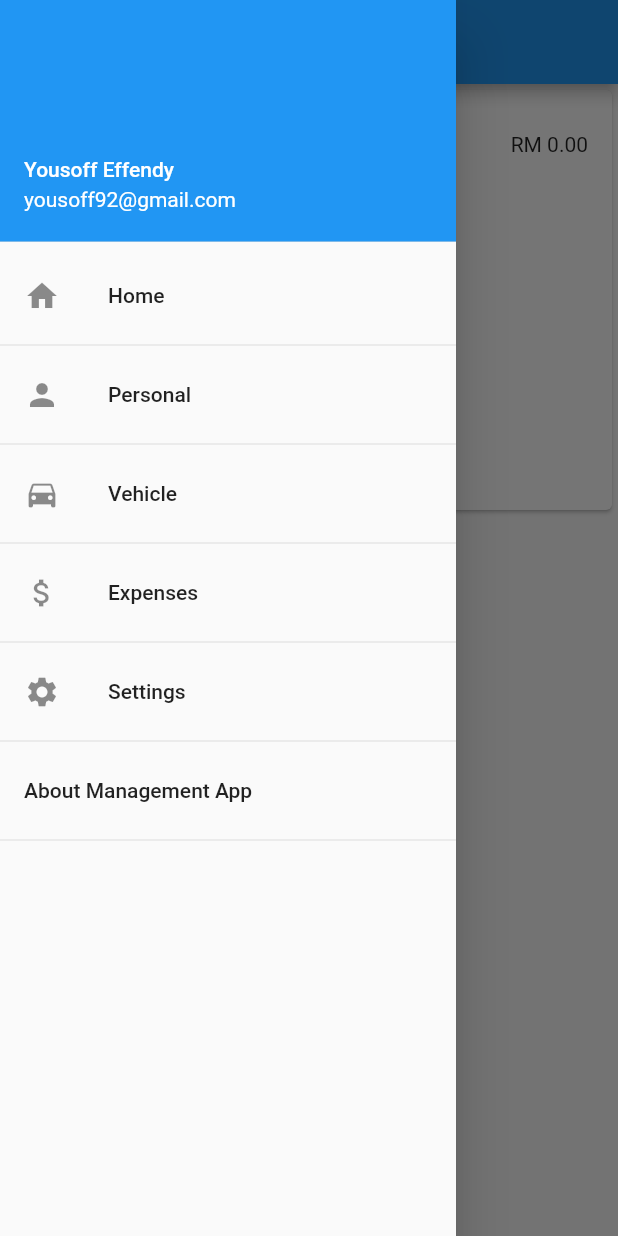
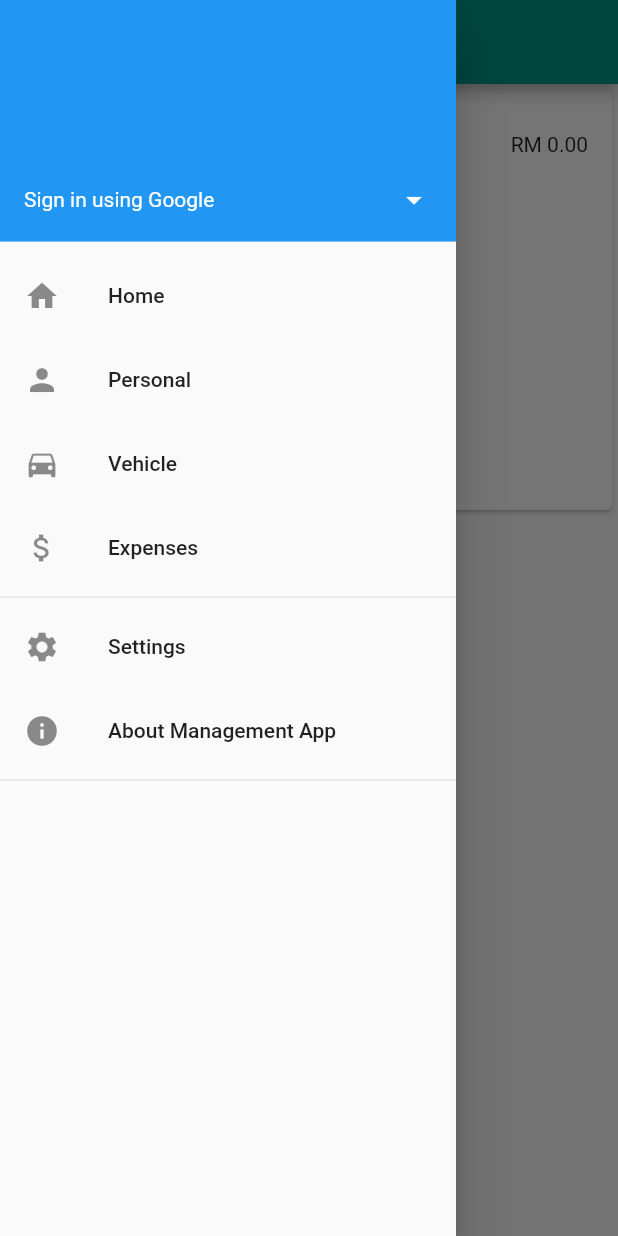
Before and after one commit to yousoff92/flutter-firebase-crud-app, a Flutter app: the screen it shows after launch, with the side drawer open, on a phone screen of 412 x 824 dp. Run offline on Flutter 3.47's test engine with Material 2 defaults, Android fonts, the phone set to English and light mode, and no system bars; our stand-ins replace charts_flutter, connectivity, firebase_auth, firebase_database, google_sign_in, shared_preferences; accounts and stored records are empty.

Commit message:
Edit theme. Add authentication

```diff
--- a/lib/drawer.dart
+++ b/lib/drawer.dart
@@ -1,81 +1,117 @@
 import 'package:flutter/material.dart';
+import 'package:firebase_auth/firebase_auth.dart';
 
 import 'screens/home.dart';
-import 'screens/item.dart';
 import 'screens/vehicle.dart';
 import 'screens/expenses.dart';
 import 'screens/personal.dart';
 import 'screens/settings.dart';
+import 'services/authentication.dart';
 
-class DrawerNavigation extends StatelessWidget {
+class DrawerNavigation extends StatefulWidget {
+  @override
+  State<StatefulWidget> createState() {
+    return new DrawerNavigationState();
+  }
+}
 
-  UserAccountsDrawerHeader _header() {
-    UserAccountsDrawerHeader drawerHeader = new UserAccountsDrawerHeader(
-      accountEmail: new Text("yousoff92@gmail.com"),
-      accountName: new Text("Yousoff Effendy"),
-      currentAccountPicture: null,);
-    return drawerHeader;
+class DrawerNavigationState extends State<DrawerNavigation> {
+
+  final Authentication auth = new Authentication();
+
+  Widget _header() {
+
+    Container container = new Container(
+      child: FutureBuilder<FirebaseUser>(
+        future: auth.getCurrentUser(),
+        builder: (BuildContext context, AsyncSnapshot<FirebaseUser> snapshot) {
+          if (snapshot.connectionState == ConnectionState.done) {
+            FirebaseUser user = snapshot.data;
+            if(user == null) {
+              return new UserAccountsDrawerHeader(
+                accountEmail: new Text("Sign in using Google"),
+                accountName: new Text(""),
+                onDetailsPressed: () {
+                  auth.signInGoogle().whenComplete(() {
+                    setState(() {});
+                  });
+                } ,
+              );
+            }
+
+            return new UserAccountsDrawerHeader(
+                accountEmail: new Text(user.email),
+                accountName: new Text(user.displayName),
+                onDetailsPressed: () {
+                  auth.signOutGoogle().whenComplete(() {
+                    setState(() {});
+                  });
+                },
+                decoration: BoxDecoration(
+                  image: DecorationImage(
+                    image: AssetImage('assets/teal-material-design.png'),
+                    fit: BoxFit.cover,
+
+                  ),
+                ),
+                currentAccountPicture: new CircleAvatar(
+                  backgroundImage: NetworkImage(user.photoUrl),
+                ));
+          } else {
+            return new Container();
+          }
+        },
+      ),
+    );
+    return container;
   }
 
   List<Widget> _items(context) {
-    Divider divider = new Divider( height: 10.0,);
+    Divider divider = new Divider(
+      height: 10.0,
+    );
     List<Widget> items = new List();
-    items.add(
-      new ListTile(
+    items.add(new ListTile(
       leading: const Icon(Icons.home),
       title: new Text(HomeScreen.pageTitle),
       onTap: () {
         Navigator.pushReplacementNamed(context, HomeScreen.routeName);
       },
-      )
-    );
-    items.add(divider);
-    items.add(
-      new ListTile(
+    ));
+    items.add(new ListTile(
       leading: const Icon(Icons.person),
       title: new Text(PersonalScreen.pageTitle),
       onTap: () {
         Navigator.pushReplacementNamed(context, PersonalScreen.routeName);
       },
-      )
-    );
-    items.add(divider);
-    items.add(
-      new ListTile(
+    ));
+    items.add(new ListTile(
       leading: const Icon(Icons.directions_car),
       title: new Text(VehicleScreen.pageTitle),
       onTap: () {
         Navigator.pushReplacementNamed(context, VehicleScreen.routeName);
       },
-      )
-    );
-    items.add(divider);
-    items.add(
-      new ListTile(
+    ));
+    items.add(new ListTile(
       leading: const Icon(Icons.attach_money),
       title: new Text(ExpensesScreen.pageTitle),
       onTap: () {
         Navigator.pushReplacementNamed(context, ExpensesScreen.routeName);
       },
-      )
-    );
+    ));
     items.add(divider);
-    items.add(
-      new ListTile(
+    items.add(new ListTile(
       leading: const Icon(Icons.settings),
       title: new Text(SettingsScreen.pageTitle),
       onTap: () {
         Navigator.pushReplacementNamed(context, SettingsScreen.routeName);
       },
-      )
-    );
-    items.add(divider);
-    items.add(
-      new AboutListTile(
+    ));
+    items.add(new AboutListTile(
       applicationName: "Management App",
       applicationVersion: "0.1",
-      )
-    );
+      icon: const Icon(Icons.info),
+    ));
     items.add(divider);
     return items;
   }
@@ -90,8 +126,13 @@ class DrawerNavigation extends StatelessWidget {
       navigations.add(item);
     }
 
-    ListView listView = new ListView(children: navigations, padding: EdgeInsets.zero,);
-    Drawer drawer = new Drawer(child: listView, );
+    ListView listView = new ListView(
+      children: navigations,
+      padding: EdgeInsets.zero,
+    );
+    Drawer drawer = new Drawer(
+      child: listView,
+    );
     return drawer;
   }
 
--- a/lib/main.dart
+++ b/lib/main.dart
@@ -30,7 +30,7 @@ class MyApp extends StatelessWidget {
       title: 'Management App',
       home: new HomeScreen(),
       theme: new ThemeData(
-        primaryColor: Colors.blue,
+        primaryColor: Colors.teal,
       ),
       routes: routes,
     );
--- a/lib/screens/personal.dart
+++ b/lib/screens/personal.dart
@@ -131,7 +131,7 @@ class PersonalState extends State<PersonalScreen> {
       triggerInsertion++;
     } else {
       for (Solat solat in waktuSolatList) {
-        if (solat.dateTime.month == today.month &&
+        if (solat.dateTime.month == today.month && solat.dateTime.day == today.day &&
             solat.dateTime.year == today.year && zone == solat.zone) {
               isRequireRequestJson = false;
               break;
@@ -176,7 +176,7 @@ class PersonalState extends State<PersonalScreen> {
     DateTime today = DateTime.now();
 
     Solat s = waktuSolatList.firstWhere((solat) {
-      return (solat.dateTime.month == today.month &&
+      return (solat.dateTime.month == today.month && solat.dateTime.day == today.day &&
           solat.dateTime.year == today.year);
     }, orElse: () => null);
 
--- /dev/null
+++ b/lib/services/authentication.dart
@@ -0,0 +1,46 @@
+import 'dart:async';
+
+import 'package:flutter/material.dart';
+import 'package:firebase_auth/firebase_auth.dart';
+import 'package:google_sign_in/google_sign_in.dart';
+
+class Authentication {
+  final GoogleSignIn _googleSignIn = GoogleSignIn();
+  final FirebaseAuth _auth = FirebaseAuth.instance;
+
+  static FirebaseUser currentUser;
+
+  Future<bool> isAnonymous() async {
+    FirebaseUser user = await this.getCurrentUser();
+    return user.isAnonymous;
+  }
+
+  Future<FirebaseUser> getCurrentUser() async {
+    return await _auth.currentUser();
+  }
+
+  static Future<FirebaseUser> getStaticCurrentUser() async {
+    return await FirebaseAuth.instance.currentUser();
+  }
+
+  Future<FirebaseUser> signInGoogle() async {
+    debugPrint("[Authentication] Attempt to Google sign in...");
+    GoogleSignInAccount googleUser = await _googleSignIn.signIn();
+    print("1");
+    GoogleSignInAuthentication googleAuth = await googleUser.authentication;
+    print("2");
+    FirebaseUser user = await _auth.signInWithGoogle(
+        accessToken: googleAuth.accessToken, idToken: googleAuth.idToken);
+    debugPrint("[Authentication] Sign in as ${user.displayName}");
+    currentUser = user;
+    return user;
+  }
+
+  Future<void> signOutGoogle() async {
+    await _googleSignIn.signOut();
+    debugPrint("[Authentication] Sign out from Google");
+    return _auth.signOut();
+  }
+
+
+}
--- a/pubspec.yaml
+++ b/pubspec.yaml
@@ -20,10 +20,12 @@ dependencies:
   # Use with the CupertinoIcons class for iOS style icons.
   cupertino_icons: ^0.1.2
   firebase_database: "^1.0.0"
+  firebase_auth: ^0.5.20
   intl: "^0.15.2"
   charts_flutter: ^0.4.0
   connectivity: ^0.3.0
   shared_preferences: ^0.4.2
+  google_sign_in: ^3.0.5
 
 dev_dependencies:
   flutter_test:
@@ -41,6 +43,8 @@ flutter:
   # the material Icons class.
   uses-material-design: true
 
+  assets:
+    - assets/
   # To add assets to your application, add an assets section, like this:
   # assets:
   #  - images/a_dot_burr.jpeg
```
Also changed, not shown: lib/screens/expenses.dart (+8 -1 lines), lib/screens/expenses/expenses_form.dart (+62 -39 lines), assets/teal-material-design.png (added), pubspec.lock, 5 other files. Lines whose indentation alone changed are shown as unchanged.
